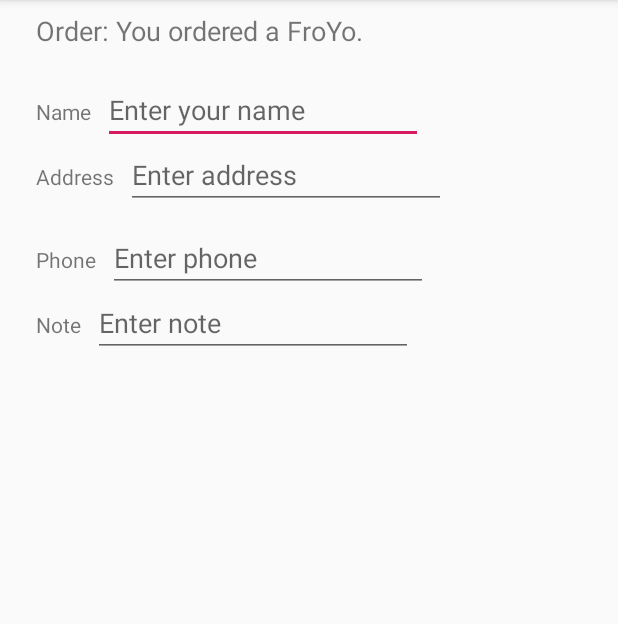
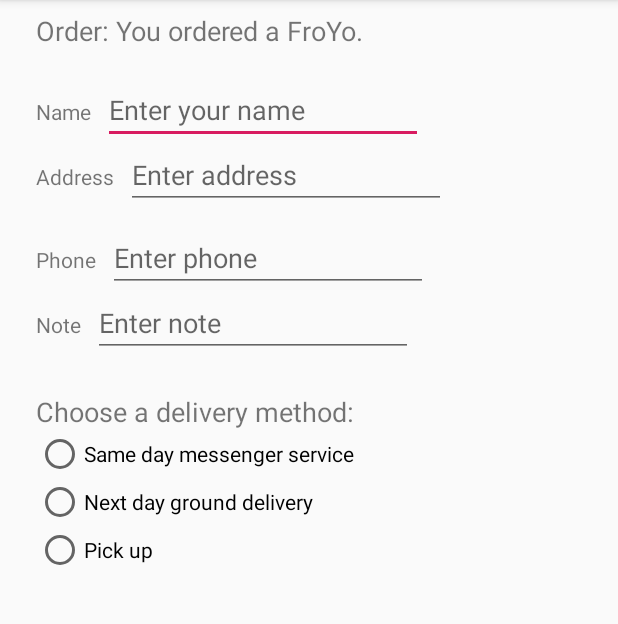
Before and after one commit to thom1376/Lab4, an Android app: the screen it shows after launch (OrderActivity), after a tap on an icon or button, on a phone screen of 412 x 824 dp, the part 84-708 px from its top. Run offline under Robolectric (Android 15) with nearby library versions, the phone set to English and light mode, and no system bars.

Commit message:
Add radio buttons to OrderActivity in Droid Cafe Input project

```diff
--- a/DroidCafeInput/app/src/main/res/layout/activity_order.xml
+++ b/DroidCafeInput/app/src/main/res/layout/activity_order.xml
@@ -110,4 +110,47 @@
         app:layout_constraintBaseline_toBaselineOf="@id/note_label"
         app:layout_constraintStart_toEndOf="@+id/note_label" />
 
+    <TextView
+        android:id="@+id/delivery_label"
+        android:layout_width="wrap_content"
+        android:layout_height="wrap_content"
+        android:layout_marginStart="24dp"
+        android:layout_marginLeft="24dp"
+        android:layout_marginTop="24dp"
+        android:text="@string/choose_delivery_method"
+        android:textSize="18sp"
+        app:layout_constraintStart_toStartOf="parent"
+        app:layout_constraintTop_toBottomOf="@id/note_text" />
+
+    <RadioGroup
+        android:layout_width="wrap_content"
+        android:layout_height="wrap_content"
+        android:layout_marginStart="24dp"
+        android:layout_marginLeft="24dp"
+        android:orientation="vertical"
+        app:layout_constraintStart_toStartOf="parent"
+        app:layout_constraintTop_toBottomOf="@id/delivery_label">
+
+        <RadioButton
+            android:id="@+id/sameday"
+            android:layout_width="wrap_content"
+            android:layout_height="wrap_content"
+            android:onClick="onRadioButtonClicked"
+            android:text="@string/same_day_messenger_service" />
+
+        <RadioButton
+            android:id="@+id/nextday"
+            android:layout_width="wrap_content"
+            android:layout_height="wrap_content"
+            android:onClick="onRadioButtonClicked"
+            android:text="@string/next_day_ground_delivery" />
+
+        <RadioButton
+            android:id="@+id/pickup"
+            android:layout_width="wrap_content"
+            android:layout_height="wrap_content"
+            android:onClick="onRadioButtonClicked"
+            android:text="@string/pick_up" />
+    </RadioGroup>
+
 </android.support.constraint.ConstraintLayout>
--- a/DroidCafeInput/app/src/main/res/values/strings.xml
+++ b/DroidCafeInput/app/src/main/res/values/strings.xml
@@ -17,4 +17,8 @@
     <string name="enter_phone_hint">Enter phone</string>
     <string name="note_label_text">Note</string>
     <string name="enter_note_hint">Enter note</string>
+    <string name="choose_delivery_method">Choose a delivery method:</string>
+    <string name="same_day_messenger_service">Same day messenger service</string>
+    <string name="next_day_ground_delivery">Next day ground delivery</string>
+    <string name="pick_up">Pick up</string>
 </resources>
```
Also changed, not shown: DroidCafeInput/app/src/main/java/com/example/android/droidcafeinput/OrderActivity.java (+34 -0 lines).
